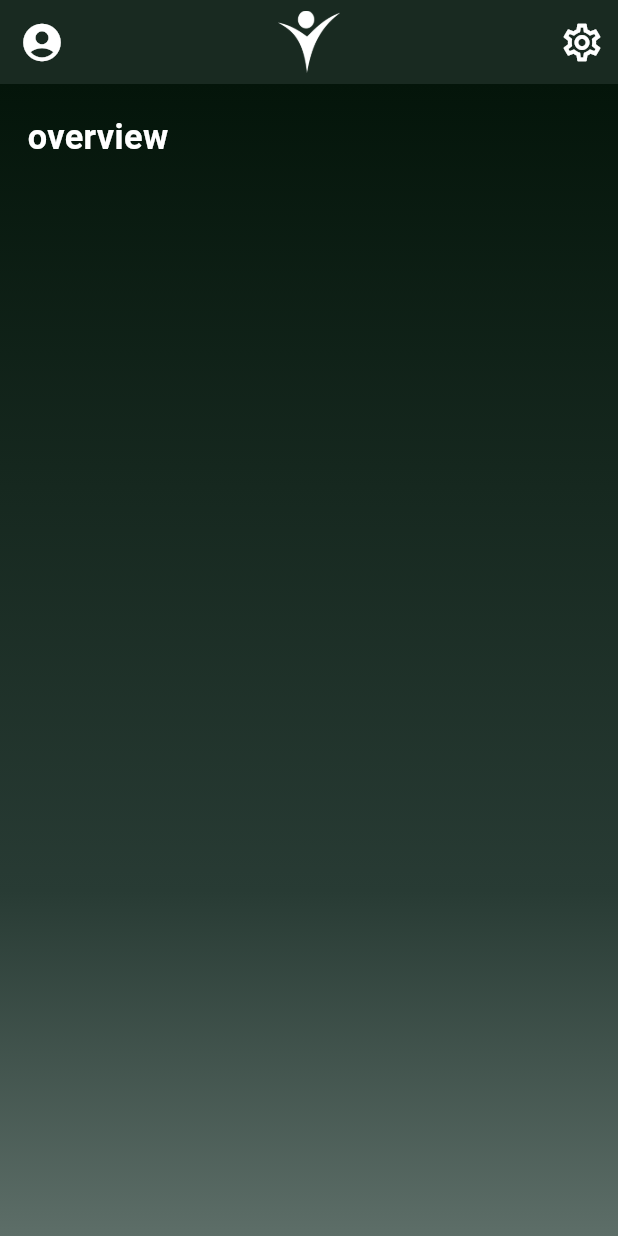
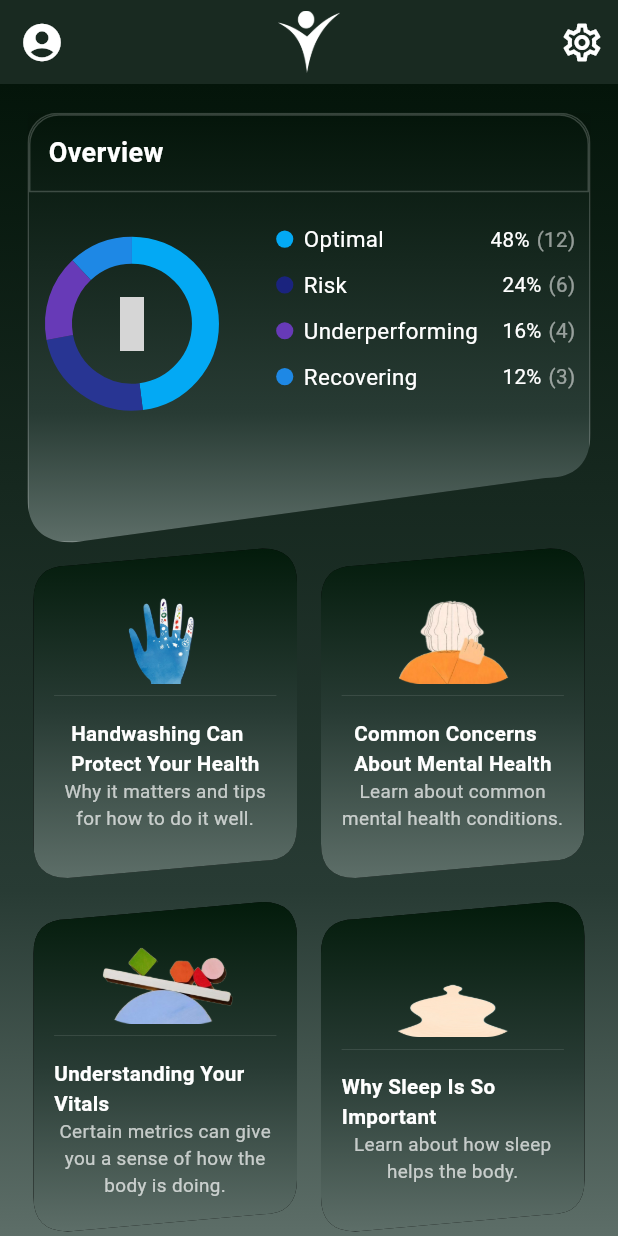
Before and after one commit to AmmarAyman108/optikick-app, a Flutter app: the screen it shows after launch, on a phone screen of 412 x 824 dp. Run offline on Flutter 3.47's test engine with Material 3 defaults, Android fonts, the light colour scheme and no system bars; drawn by our look-alikes of fl_chart; our stand-ins replace flutter_bloc, flutter_screenutil, flutter_svg, material_symbols_icons; grey boxes are pictures that could not be loaded.

Commit message:
Add InfoCardModel and implement custom card widgets for health overview
- Created InfoCardModel to represent health information cards with image, title, and description.
- Developed CustomCardClipper for unique card shapes with skewed and rounded corners.
- Implemented MyClipperPath for custom clipping in the overview section.
- Designed InfoCard widget to display health information using the custom clipper and gradient backgrounds.
- Added OverviewSection widget to present a summary with a pie chart and statistics.
- Integrated fl_chart package for pie chart visualization of health data.

```diff
--- /dev/null
+++ b/lib/features/home/presentation/data/info_card_model.dart
@@ -0,0 +1,34 @@
+class InfoCardModel {
+  final String imagePath;
+  final String title;
+  final String description;
+
+  InfoCardModel({
+    required this.imagePath,
+    required this.title,
+    required this.description,
+  });
+}
+
+final List<InfoCardModel> infoCards = [
+  InfoCardModel(
+    imagePath: 'assets/images/hand.png',
+    title: 'Handwashing Can\nProtect Your Health',
+    description: 'Why it matters and tips for how to do it well.',
+  ),
+  InfoCardModel(
+    imagePath: 'assets/images/mental.png',
+    title: 'Common Concerns\nAbout Mental Health',
+    description: 'Learn about common mental health conditions.',
+  ),
+  InfoCardModel(
+    imagePath: 'assets/images/vits.png',
+    title: 'Understanding Your Vitals',
+    description: 'Certain metrics can give you a sense of how the body is doing.',
+  ),
+  InfoCardModel(
+    imagePath: 'assets/images/sleep.png',
+    title: 'Why Sleep Is So Important',
+    description: 'Learn about how sleep helps the body.',
+  ),
+];
--- /dev/null
+++ b/lib/features/home/presentation/widgets/custom_card_clip.dart
@@ -0,0 +1,39 @@
+import 'package:flutter/material.dart';
+import 'package:flutter_screenutil/flutter_screenutil.dart';
+import 'package:optikick/optikick_app.dart';
+
+class CustomCardClipper extends CustomClipper<Path> {
+@override
+  Path getClip(Size size) {
+    final path = Path();
+    double skewAmount = 10.sp;
+    double cornerRadius = 20.r; // Radius for rounded corners
+
+    // Start at top-left (skewed down + rounded)
+    path.moveTo(0, skewAmount + cornerRadius);
+    path.quadraticBezierTo(0, skewAmount, cornerRadius, skewAmount);
+
+    // Top edge (skewed down)
+    path.lineTo(size.width - cornerRadius, 0);
+    path.quadraticBezierTo(size.width, 0, size.width, cornerRadius);
+
+    // Right edge
+    path.lineTo(size.width, size.height - skewAmount - cornerRadius);
+    path.quadraticBezierTo(
+      size.width,
+      size.height - skewAmount,
+      size.width - cornerRadius,
+      size.height - skewAmount
+    );
+
+    // Bottom edge (skewed up - mirror of top)
+    path.lineTo(cornerRadius, size.height);
+    path.quadraticBezierTo(0, size.height, 0, size.height - cornerRadius);
+
+    path.close();
+    return path;
+  }
+
+  @override
+  bool shouldReclip(CustomClipper<Path> oldClipper) => false;
+}
--- /dev/null
+++ b/lib/features/home/presentation/widgets/custom_clip_path.dart
@@ -0,0 +1,24 @@
+import 'package:flutter/material.dart';
+
+class MyClipperPath extends CustomClipper<Path> {
+  @override
+  Path getClip(Size size) {
+    double radius = 30.0;
+
+    Path path = Path()
+      ..moveTo(0, 0)
+      ..lineTo(size.width, 0)
+      ..lineTo(size.width, size.height * 0.85 - radius)
+      ..quadraticBezierTo(
+          size.width, size.height * 0.85, size.width - radius, size.height * 0.85)
+      ..lineTo(radius, size.height)
+      ..quadraticBezierTo(0, size.height, 0, size.height - radius)
+      ..lineTo(0, 0)
+      ..close();
+
+    return path;
+  }
+
+  @override
+  bool shouldReclip(CustomClipper<Path> oldClipper) => false;
+}
--- a/lib/features/home/presentation/widgets/home_screen_body.dart
+++ b/lib/features/home/presentation/widgets/home_screen_body.dart
@@ -1,6 +1,8 @@
 import 'package:flutter/material.dart';
 import 'package:flutter_screenutil/flutter_screenutil.dart';
-import 'package:optikick/core/utils/colors.dart';
+import 'package:optikick/features/home/presentation/data/info_card_model.dart';
+import 'package:optikick/features/home/presentation/widgets/overviewsection.dart';
+import 'package:optikick/features/home/presentation/widgets/info_card.dart';
 
 // HomeScreenBody Widget with Custom Paint Widgets
 class HomeScreenBody extends StatelessWidget {
@@ -29,18 +31,28 @@ class HomeScreenBody extends StatelessWidget {
           child: Column(
             crossAxisAlignment: CrossAxisAlignment.start,
             children: [
-              // Overview Section
-              Text(
-                'overview',
-                style: TextStyle(
-                  color: ColorsManager.realWhiteColor,
-                  fontSize: 20.sp,
-                  fontWeight: FontWeight.bold,
-                ),
-              ),
-
-              SizedBox(height: 24.h),
-              // Cards Grid
+              OverviewSection(),
+              Column(
+                children: [
+                  GridView.count(
+                    crossAxisCount: 2,
+                    padding: const EdgeInsets.all(4),
+                    childAspectRatio: 0.8,
+                    crossAxisSpacing: 16,
+                    mainAxisSpacing: 16,
+                    physics: const NeverScrollableScrollPhysics(),
+                    shrinkWrap: true,
+                    children: List.generate(infoCards.length, (index) {
+                      final card = infoCards[index];
+                      return InfoCard(
+                        imagePath: card.imagePath,
+                        title: card.title,
+                        description: card.description,
+                      );
+                    }),
+                  ),
+                ],
+              )
             ],
           ),
         ),
--- /dev/null
+++ b/lib/features/home/presentation/widgets/info_card.dart
@@ -0,0 +1,77 @@
+import 'package:flutter/material.dart';
+import 'package:flutter_screenutil/flutter_screenutil.dart';
+import 'package:optikick/features/home/presentation/widgets/custom_card_clip.dart';
+
+class InfoCard extends StatelessWidget {
+  final String imagePath;
+  final String title;
+  final String description;
+
+  const InfoCard({
+    Key? key,
+    required this.imagePath,
+    required this.title,
+    required this.description,
+  }) : super(key: key);
+
+  @override
+  Widget build(BuildContext context) {
+    return ClipPath(
+      clipper: CustomCardClipper(),
+      child: Container(
+        width: 160.w,
+        height: 230.h,
+        decoration: BoxDecoration(
+          gradient: const LinearGradient(
+            begin: Alignment.topCenter,
+            end: Alignment.bottomCenter,
+            colors: [
+              Color.fromARGB(255, 3, 27, 11),
+              Color.fromARGB(255, 40, 59, 52),
+              Color(0xff5D6E68),
+            ],
+          ),
+          boxShadow: [
+            BoxShadow(
+              color: Colors.black,
+              spreadRadius: 90,
+              blurRadius: 10,
+              offset: Offset(4, 4),
+            ),
+          ],
+        ),
+        child: Padding(
+          padding: EdgeInsets.all(12.0.w),
+          child: Column(
+            mainAxisAlignment: MainAxisAlignment.center,
+            children: [
+              Image.asset(imagePath, height: 50.h),
+              Divider(
+                color: Colors.white70,
+                thickness: .1,
+              ),
+              SizedBox(height: 6.h),
+              Text(
+                title,
+                style: TextStyle(
+                  color: Colors.white,
+                  fontSize: 12.sp,
+                  fontWeight: FontWeight.bold,
+                ),
+              ),
+             // SizedBox(height: 4.h),
+              Text(
+                description,
+                style: TextStyle(
+                  color: Colors.white70,
+                  fontSize: 11.sp,
+                ),
+                textAlign: TextAlign.center,
+              ),
+            ],
+          ),
+        ),
+      ),
+    );
+  }
+}
--- /dev/null
+++ b/lib/features/home/presentation/widgets/overviewsection.dart
@@ -0,0 +1,242 @@
+import 'package:fl_chart/fl_chart.dart';
+import 'package:flutter/material.dart';
+import 'package:flutter_screenutil/flutter_screenutil.dart';
+import 'package:material_symbols_icons/material_symbols_icons.dart';
+import 'package:optikick/features/home/presentation/widgets/custom_clip_path.dart';
+import 'package:optikick/optikick_app.dart';
+
+class OverviewSection extends StatelessWidget {
+  @override
+  Widget build(BuildContext context) {
+    return SingleChildScrollView(
+      child: ClipPath(
+        clipper: MyClipperPath(),
+        child: Container(
+          height: 240.h,
+          width: double.infinity,
+          decoration: BoxDecoration(
+            boxShadow: [
+              BoxShadow(
+                color: Colors.black.withOpacity(0.4),
+                offset: Offset(2, 22),
+                blurRadius: 30,
+                spreadRadius: 5,
+              ),
+            ],
+            border: Border.all(
+              color: Colors.white.withOpacity(0.2),
+              width: 1,
+            ),
+            borderRadius: BorderRadius.only(
+              topLeft: Radius.circular(20),
+              topRight: Radius.circular(20),
+            ),
+            gradient: LinearGradient(
+              begin: Alignment.topCenter,
+              end: Alignment.bottomCenter,
+              colors: [
+                Color.fromARGB(255, 4, 21, 10),
+                Color.fromARGB(255, 40, 59, 52),
+                Color(0xff5D6E68),
+              ],
+              stops: [0.0, 0.7, 1.0],
+            ),
+          ),
+          child: Column(
+            mainAxisSize: MainAxisSize.min,
+            mainAxisAlignment: MainAxisAlignment.start,
+            children: [
+              Container(
+                decoration: BoxDecoration(
+                  border: Border.all(
+                    color: Colors.white.withOpacity(0.2),
+                    width: 1,
+                  ),
+                  borderRadius: BorderRadius.only(
+                    topLeft: Radius.circular(20),
+                    topRight: Radius.circular(20),
+                  ),
+                  color: Colors.transparent,
+                ),
+                child: Row(
+                  children: [
+                    Padding(
+                      padding: const EdgeInsets.all(12),
+                      child: Text(
+                        "Overview",
+                        textAlign: TextAlign.start,
+                        style: TextStyle(
+                          color: Colors.white,
+                          fontSize: 18,
+                          fontWeight: FontWeight.bold,
+                        ),
+                      ),
+                    ),
+                  ],
+                ),
+              ),
+              SizedBox(height: 16),
+              Row(
+                crossAxisAlignment: CrossAxisAlignment.start,
+                children: [
+                  SizedBox(
+                    height: 120.h,
+                    width: 120.w,
+                    child: Stack(
+                      alignment: Alignment.center,
+                      children: [
+                        RingPieChart(),
+                        Positioned(
+                          child: Icon(
+                            Symbols.group,
+                            size: 30.h,
+                            color: Colors.white,
+                          ),
+                        ),
+                      ],
+                    ),
+                  ),
+                  SizedBox(width: 16.w),
+                  Expanded(
+                    child: SizedBox(
+                      height: 120.h,
+                      child: SingleChildScrollView(
+                        child: Column(
+                          crossAxisAlignment: CrossAxisAlignment.start,
+                          children: const [
+                            StatRow(
+                              color: Colors.lightBlue,
+                              label: "Optimal",
+                              percentage: "48%",
+                              count: "12",
+                            ),
+                            StatRow(
+                              color: Color(0xFF1A237E),
+                              label: "Risk",
+                              percentage: "24%",
+                              count: "6",
+                            ),
+                            StatRow(
+                              color: Colors.deepPurple,
+                              label: "Underperforming",
+                              percentage: "16%",
+                              count: "4",
+                            ),
+                            StatRow(
+                              color: Color(0xFF1E88E5),
+                              label: "Recovering",
+                              percentage: "12%",
+                              count: "3",
+                            ),
+
+                            // Add more if needed
+                          ],
+                        ),
+                      ),
+                    ),
+                  ),
+                ],
+              ),
+              SizedBox(height: 16),
+              // Stats column
+            ],
+          ),
+        ),
+      ),
+    );
+  }
+}
+
+class StatRow extends StatelessWidget {
+  final Color color;
+  final String label;
+  final String percentage;
+  final String count;
+
+  const StatRow({
+    required this.color,
+    required this.label,
+    required this.percentage,
+    required this.count,
+  });
+
+  @override
+  Widget build(BuildContext context) {
+    return Padding(
+      padding: EdgeInsets.symmetric(vertical: 4.h, horizontal: 8.w),
+      child: Row(
+        children: [
+          Container(
+            width: 10.w,
+            height: 10.h,
+            decoration: BoxDecoration(
+              shape: BoxShape.circle,
+              color: color,
+            ),
+          ),
+          SizedBox(width: 6.w),
+          Expanded(
+            child: Text(
+              label,
+              overflow: TextOverflow.ellipsis,
+              style: TextStyle(color: Colors.white, fontSize: 13.sp),
+            ),
+          ),
+          Text(
+            percentage,
+            style: TextStyle(color: Colors.white, fontSize: 12.sp),
+          ),
+          SizedBox(width: 4.w),
+          Text(
+            "($count)",
+            style: TextStyle(color: Colors.white54, fontSize: 12.sp),
+          ),
+        ],
+      ),
+    );
+  }
+}
+
+class RingPieChart extends StatelessWidget {
+  @override
+  Widget build(BuildContext context) {
+    return SizedBox(
+      width: 120,
+      height: 120,
+      child: PieChart(
+        PieChartData(
+          startDegreeOffset: -90,
+          sectionsSpace: 0,
+
+          centerSpaceRadius: 40, // Creates ring effect
+          sections: [
+            PieChartSectionData(
+              value: 48,
+              color: Colors.lightBlue,
+              radius: 18,
+              showTitle: false,
+            ),
+            PieChartSectionData(
+              value: 24,
+              color: Colors.indigo[800],
+              radius: 18,
+              showTitle: false,
+            ),
+            PieChartSectionData(
+              value: 16,
+              color: Colors.deepPurple,
+              radius: 18,
+              showTitle: false,
+            ),
+            PieChartSectionData(
+              value: 12,
+              color: Colors.blue[600],
+              radius: 18,
+              showTitle: false,
+            ),
+          ],
+        ),
+      ),
+    );
+  }
+}
```
Also changed, not shown: assets/images/hand.png (added), assets/images/mental.png (added), assets/images/sleep.png (added), assets/images/vits.png (added).
